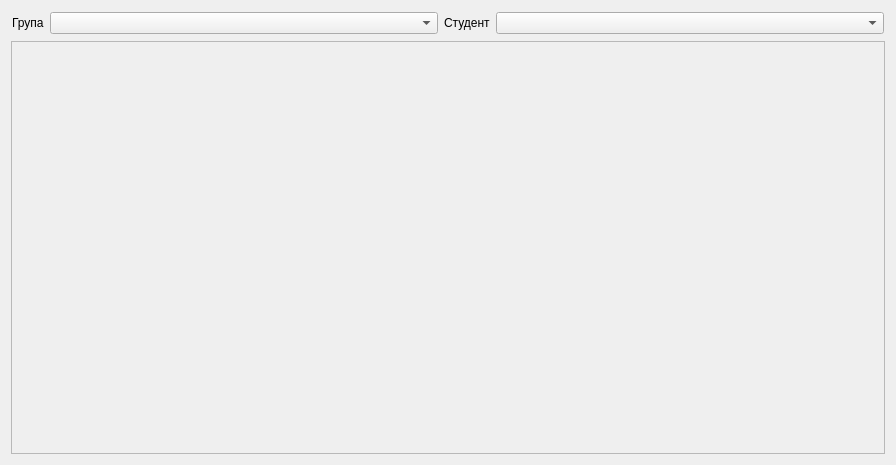
This is Kursova/EducationProgressForms/InputForms/markinputform.ui in zzvanyazz/Kursova as Qt 5 draws it before an edit. The edited form follows.
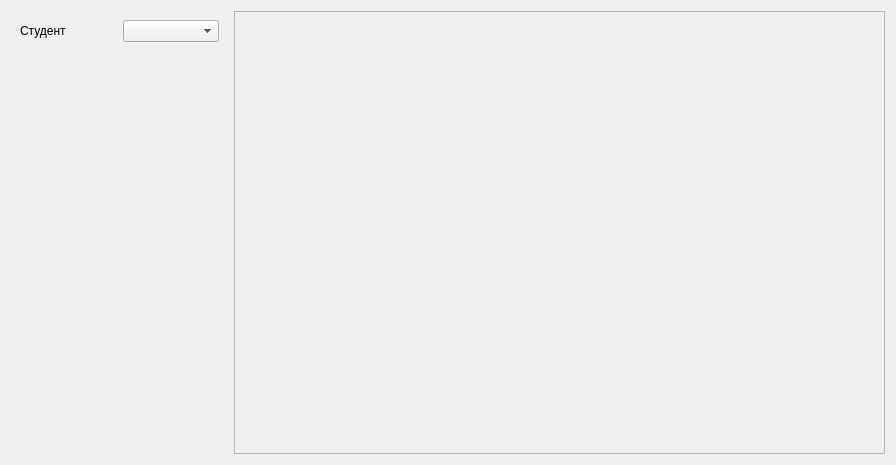
This is the edited form.

```diff
--- a/Kursova/EducationProgressForms/InputForms/markinputform.ui
+++ b/Kursova/EducationProgressForms/InputForms/markinputform.ui
@@ -13,82 +13,67 @@
   <property name="windowTitle">
    <string>Form</string>
   </property>
-  <layout class="QVBoxLayout" name="verticalLayout">
+  <layout class="QHBoxLayout" name="horizontalLayout">
    <item>
     <widget class="QWidget" name="widget" native="true">
      <property name="sizePolicy">
-      <sizepolicy hsizetype="Minimum" vsizetype="Maximum">
-       <horstretch>0</horstretch>
+      <sizepolicy hsizetype="Minimum" vsizetype="Minimum">
+       <horstretch>1</horstretch>
        <verstretch>0</verstretch>
       </sizepolicy>
      </property>
-     <layout class="QHBoxLayout" name="horizontalLayout">
-      <property name="leftMargin">
-       <number>1</number>
-      </property>
-      <property name="topMargin">
-       <number>1</number>
-      </property>
-      <property name="rightMargin">
-       <number>1</number>
-      </property>
-      <property name="bottomMargin">
-       <number>1</number>
-      </property>
+     <property name="sizeIncrement">
+      <size>
+       <width>0</width>
+       <height>0</height>
+      </size>
+     </property>
+     <layout class="QVBoxLayout" name="verticalLayout">
       <item>
-       <widget class="QLabel" name="label">
+       <widget class="QWidget" name="widget_2" native="true">
         <property name="sizePolicy">
-         <sizepolicy hsizetype="Maximum" vsizetype="Minimum">
+         <sizepolicy hsizetype="Minimum" vsizetype="Maximum">
           <horstretch>0</horstretch>
           <verstretch>0</verstretch>
          </sizepolicy>
         </property>
-        <property name="text">
-         <string>Група</string>
-        </property>
+        <layout class="QHBoxLayout" name="horizontalLayout_2">
+         <property name="leftMargin">
+          <number>0</number>
+         </property>
+         <property name="topMargin">
+          <number>0</number>
+         </property>
+         <property name="rightMargin">
+          <number>0</number>
+         </property>
+         <property name="bottomMargin">
+          <number>0</number>
+         </property>
+         <item>
+          <widget class="QLabel" name="label">
+           <property name="text">
+            <string>Студент</string>
+           </property>
+          </widget>
+         </item>
+         <item>
+          <widget class="QComboBox" name="comboBox"/>
+         </item>
+        </layout>
        </widget>
       </item>
       <item>
-       <widget class="QComboBox" name="GroupConboBox">
-        <property name="sizePolicy">
-         <sizepolicy hsizetype="Minimum" vsizetype="Fixed">
-          <horstretch>0</horstretch>
-          <verstretch>0</verstretch>
-         </sizepolicy>
-        </property>
-       </widget>
-      </item>
-      <item>
-       <widget class="QLabel" name="label_2">
-        <property name="sizePolicy">
-         <sizepolicy hsizetype="Maximum" vsizetype="Minimum">
-          <horstretch>0</horstretch>
-          <verstretch>0</verstretch>
-         </sizepolicy>
-        </property>
-        <property name="text">
-         <string>Студент</string>
-        </property>
-       </widget>
-      </item>
-      <item>
-       <widget class="QComboBox" name="SudentConboBox">
-        <property name="sizePolicy">
-         <sizepolicy hsizetype="Minimum" vsizetype="Minimum">
-          <horstretch>0</horstretch>
-          <verstretch>0</verstretch>
-         </sizepolicy>
-        </property>
-       </widget>
+       <widget class="QWidget" name="QuicAccessPanelItem" native="true"/>
       </item>
      </layout>
     </widget>
    </item>
    <item>
-    <widget class="QScrollArea" name="SubjectsScrollArea">
+    <widget class="QScrollArea" name="scrollArea">
      <property name="sizePolicy">
       <sizepolicy hsizetype="Minimum" vsizetype="Minimum">
-       <horstretch>0</horstretch>
+       <horstretch>3</horstretch>
        <verstretch>0</verstretch>
       </sizepolicy>
      </property>
@@ -100,11 +85,10 @@
        <rect>
         <x>0</x>
         <y>0</y>
-        <width>876</width>
-        <height>415</height>
+        <width>648</width>
+        <height>441</height>
        </rect>
       </property>
-      <layout class="QVBoxLayout" name="verticalLayout_2"/>
      </widget>
     </widget>
    </item>
```
Left out of the diff: 8 changed lines with no effect on the pictures.
